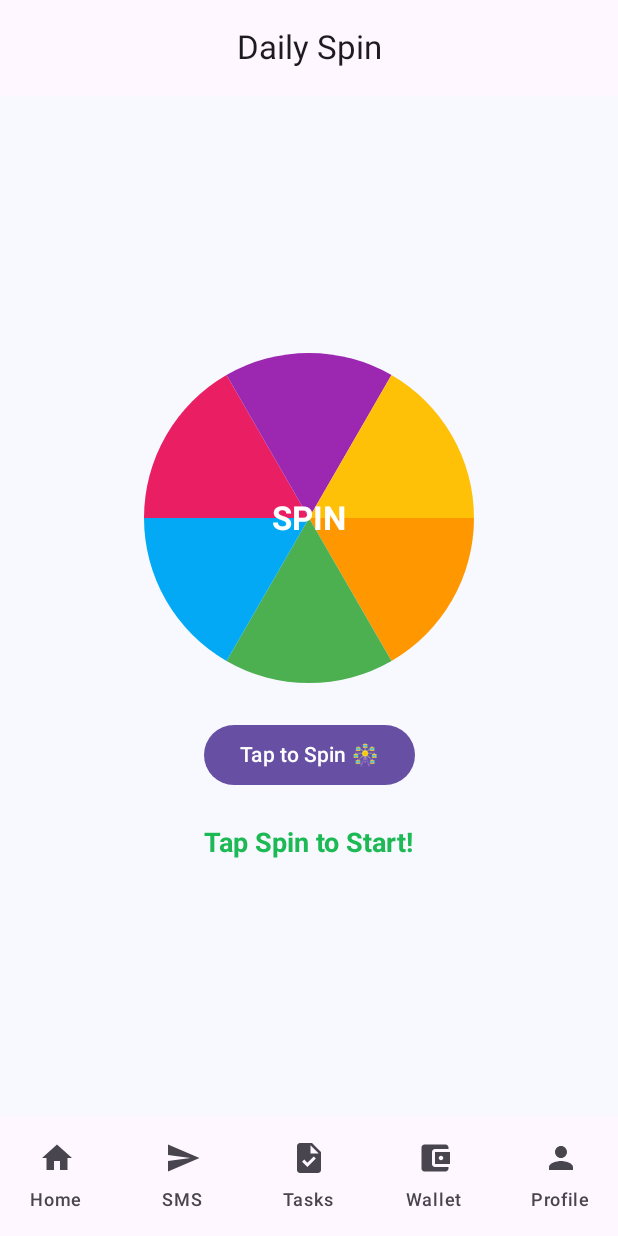
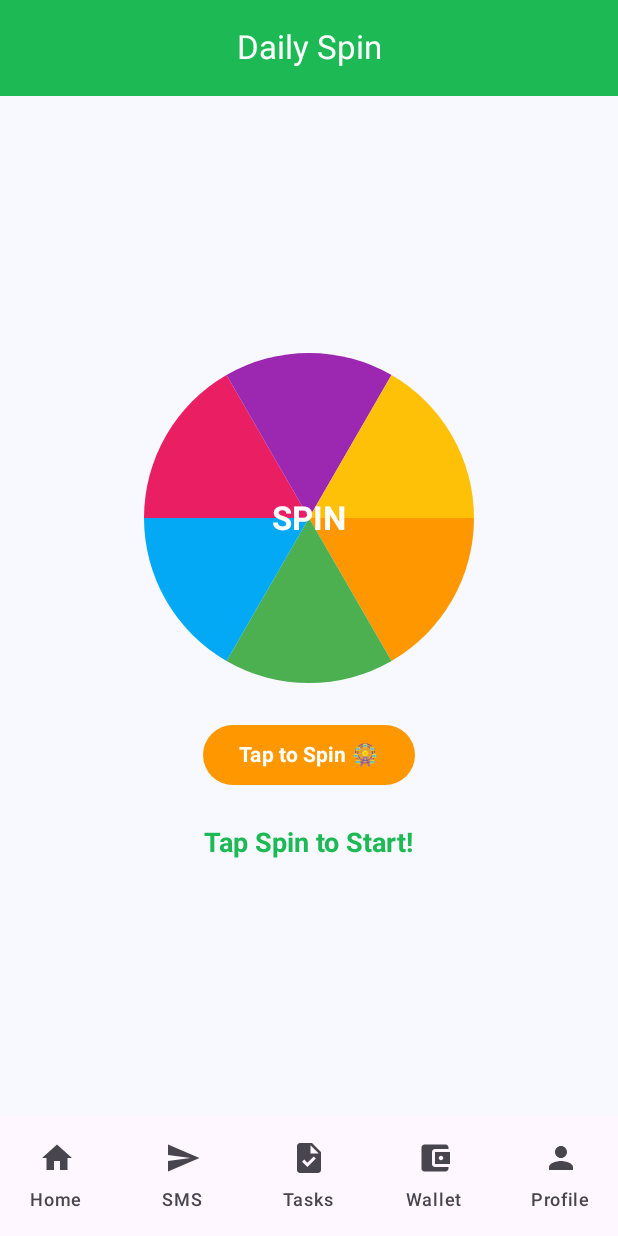
Before and after one commit to bhumialokesh96-netizen/Rupeedesk7_UserApp_Final, an Android app built with Jetpack Compose: the SpinWheelScreen screen opened through its navigation route, on a phone screen of 412 x 824 dp. Run offline under Robolectric (Android 15) with nearby library versions, the phone set to English and light mode, and no system bars; our stand-ins replace Firebase (no records; nobody signed in at launch, a user with empty details on screens opened directly).

Commit message:
update SpinWheelScreen.kt

```diff
--- a/app/src/main/java/com/rupeedesk7/smsapp/ui/SpinWheelScreen.kt
+++ b/app/src/main/java/com/rupeedesk7/smsapp/ui/SpinWheelScreen.kt
@@ -18,10 +18,10 @@ import androidx.compose.ui.text.font.FontWeight
 import androidx.compose.ui.unit.dp
 import androidx.compose.ui.unit.sp
 import androidx.navigation.NavController
-import kotlin.math.roundToInt
+import com.rupeedesk7.smsapp.ui.components.BottomNavigationBar
 import kotlin.random.Random
-import com.rupeedesk7.smsapp.ui.components.BottomNavigationBar
 
+@OptIn(ExperimentalMaterial3Api::class)
 @Composable
 fun SpinWheelScreen(navController: NavController) {
     var isSpinning by remember { mutableStateOf(false) }
@@ -29,7 +29,7 @@ fun SpinWheelScreen(navController: NavController) {
     var prize by remember { mutableStateOf("Tap Spin to Start!") }
 
     val spinAnim = animateFloatAsState(
-        targetValue = if (isSpinning) rotation else rotation,
+        targetValue = if (isSpinning) rotation + 1440f else rotation,
         animationSpec = tween(4000, easing = FastOutSlowInEasing),
         finishedListener = {
             isSpinning = false
@@ -39,7 +39,12 @@ fun SpinWheelScreen(navController: NavController) {
     )
 
     Scaffold(
-        topBar = { CenterAlignedTopAppBar(title = { Text("Daily Spin") }) },
+        topBar = {
+            CenterAlignedTopAppBar(
+                title = { Text("Daily Spin", color = Color.White) },
+                colors = TopAppBarDefaults.centerAlignedTopAppBarColors(containerColor = Color(0xFF1DB954))
+            )
+        },
         bottomBar = { BottomNavigationBar(navController = navController, activeRoute = "spin") }
     ) { inner ->
         Column(
@@ -61,7 +66,7 @@ fun SpinWheelScreen(navController: NavController) {
                         Color(0xFF9C27B0),
                         Color(0xFFFFC107)
                     )
-                    rotate(rotation) {
+                    rotate(spinAnim.value) {
                         for (i in 0..5) {
                             drawArc(
                                 color = colors[i],
@@ -81,13 +86,17 @@ fun SpinWheelScreen(navController: NavController) {
                 onClick = {
                     if (!isSpinning) {
                         isSpinning = true
-                        val extra = 360f * Random.nextInt(4, 8)
-                        rotation += extra
+                        rotation += 360f * Random.nextInt(4, 8)
                     }
                 },
+                colors = ButtonDefaults.buttonColors(containerColor = Color(0xFFFF9800)),
                 shape = RoundedCornerShape(50)
             ) {
-                Text(if (isSpinning) "Spinning..." else "Tap to Spin 🎡")
+                Text(
+                    if (isSpinning) "Spinning..." else "Tap to Spin 🎡",
+                    color = Color.White,
+                    fontWeight = FontWeight.Bold
+                )
             }
 
             Spacer(Modifier.height(24.dp))
```
